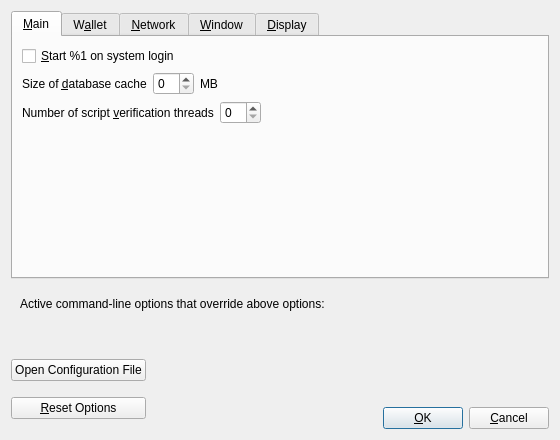
Qt form src/qt/forms/optionsdialog.ui (minblock/telnetcoin) before a commit.
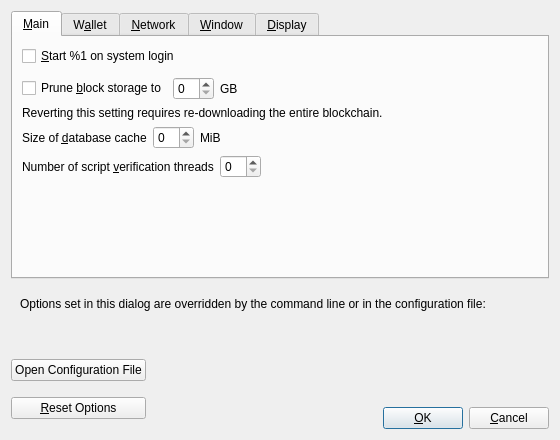
The same form after that commit. Custom widgets are drawn as their Qt base class.

Diff of the .ui file:
```diff
--- a/src/qt/forms/optionsdialog.ui
+++ b/src/qt/forms/optionsdialog.ui
@@ -37,6 +37,69 @@
          </property>
         </widget>
        </item>
+       <item>
+        <spacer name="horizontalSpacer_0_Main">
+         <property name="orientation">
+          <enum>Qt::Horizontal</enum>
+         </property>
+         <property name="sizeHint" stdset="0">
+          <size>
+           <width>40</width>
+           <height>5</height>
+          </size>
+         </property>
+        </spacer>
+       </item>
+       <item>
+       <layout class="QHBoxLayout" name="horizontalLayout_Main_Prune">
+        <item>
+         <widget class="QCheckBox" name="prune">
+          <property name="toolTip">
+           <string>Disables some advanced features but all blocks will still be fully validated. Reverting this setting requires re-downloading the entire blockchain. Actual disk usage may be somewhat higher.</string>
+          </property>
+          <property name="text">
+           <string>Prune &amp;block storage to</string>
+          </property>
+         </widget>
+        </item>
+        <item>
+         <widget class="QSpinBox" name="pruneSize"/>
+        </item>
+         <item>
+          <widget class="QLabel" name="pruneSizeUnitLabel">
+           <property name="text">
+            <string>GB</string>
+           </property>
+           <property name="textFormat">
+            <enum>Qt::PlainText</enum>
+           </property>
+          </widget>
+         </item>
+         <item>
+          <spacer name="horizontalSpacer_Main_Prune">
+           <property name="orientation">
+            <enum>Qt::Horizontal</enum>
+           </property>
+           <property name="sizeHint" stdset="0">
+            <size>
+             <width>40</width>
+             <height>20</height>
+            </size>
+           </property>
+          </spacer>
+         </item>
+        </layout>
+       </item>
+       <item>
+        <widget class="QLabel" name="pruneWarning">
+         <property name="text">
+          <string>Reverting this setting requires re-downloading the entire blockchain.</string>
+         </property>
+         <property name="textFormat">
+          <enum>Qt::PlainText</enum>
+         </property>
+        </widget>
+       </item>
        <item>
         <layout class="QHBoxLayout" name="horizontalLayout_2_Main">
          <item>
@@ -58,7 +121,7 @@
          <item>
           <widget class="QLabel" name="databaseCacheUnitLabel">
            <property name="text">
-            <string>MB</string>
+            <string>MiB</string>
            </property>
            <property name="textFormat">
             <enum>Qt::PlainText</enum>
@@ -651,7 +714,7 @@
         <item>
          <widget class="QLabel" name="overriddenByCommandLineInfoLabel">
           <property name="text">
-           <string>Active command-line options that override above options:</string>
+           <string>Options set in this dialog are overridden by the command line or in the configuration file:</string>
           </property>
           <property name="textFormat">
            <enum>Qt::PlainText</enum>
```
Left out of the diff: 4 changed lines with no effect on the pictures.
